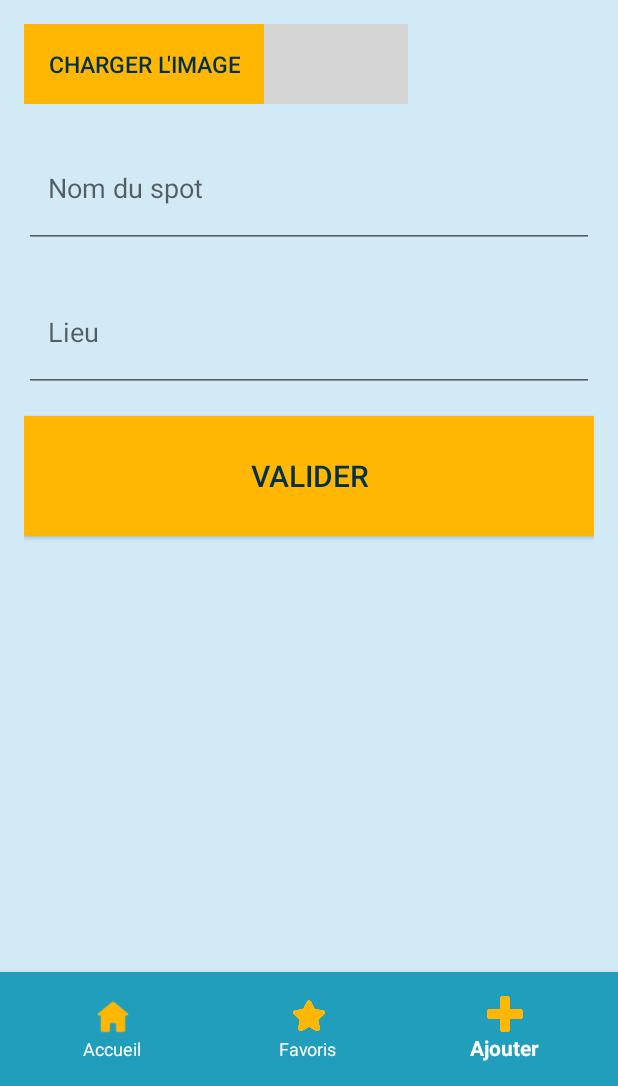
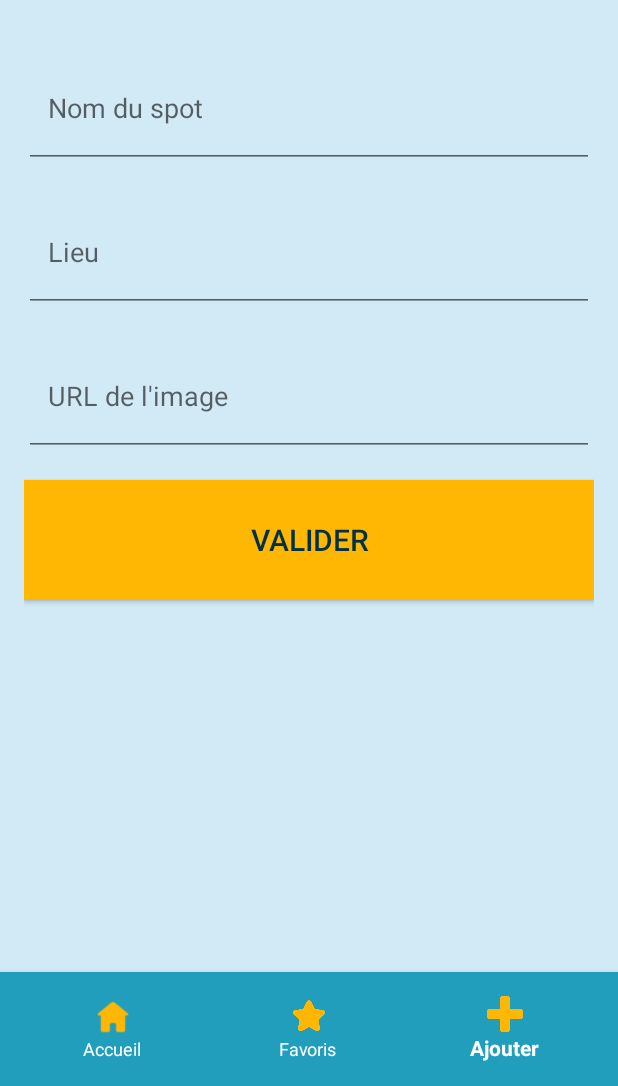
Before and after one commit to adatechschool/projet-collectif-mobile-front-crom, an Android app: the screen it shows after launch (MainActivity), item 3 of the bottom bar chosen, on a phone screen of 412 x 824 dp, the part 150-1236 px from its top. Run offline under Robolectric (Android 15) with nearby library versions, the light colour scheme and no system bars; pictures from the network do not load; grey boxes are pictures that could not be loaded.

Commit message:
ajout d'un spot fonctionnel

```diff
--- a/app/src/main/java/com/example/bestsurfspots/fragments/AddSpotFragment.kt
+++ b/app/src/main/java/com/example/bestsurfspots/fragments/AddSpotFragment.kt
@@ -1,16 +1,90 @@
 package com.example.bestsurfspots.fragments
 
 import android.os.Bundle
+import android.util.Log
 import android.view.LayoutInflater
 import android.view.View
 import android.view.ViewGroup
+import android.widget.Button
+import android.widget.EditText
+import android.widget.Toast
 import androidx.fragment.app.Fragment
 import com.example.bestsurfspots.R
+import com.example.bestsurfspots.models.Spot
+import com.example.bestsurfspots.utils.MyApi
+import com.google.gson.Gson
+import okhttp3.MediaType
+import okhttp3.RequestBody
+import retrofit2.Call
+import retrofit2.Callback
+import retrofit2.Response
+import retrofit2.Retrofit
+import retrofit2.converter.gson.GsonConverterFactory
 
-class AddSpotFragment : Fragment(){
 
-    override fun onCreateView(inflater: LayoutInflater, container: ViewGroup?, savedInstanceState: Bundle?
+class AddSpotFragment : Fragment() {
+
+    override fun onCreateView(
+        inflater: LayoutInflater, container: ViewGroup?, savedInstanceState: Bundle?
     ): View? {
-        return inflater?.inflate(R.layout.fragment_add_spot, container, false)
+        return inflater.inflate(R.layout.fragment_add_spot, container, false)
+    }
+
+    override fun onViewCreated(view: View, savedInstanceState: Bundle?) {
+        super.onViewCreated(view, savedInstanceState)
+
+        val addSpotButton = view.findViewById<Button>(R.id.add_spot_page_button_submit)
+
+        addSpotButton.setOnClickListener {
+            // Handle button click here
+            handleButtonClick()
+        }
+    }
+
+    private fun handleButtonClick() {
+        // récupérer les inputs
+        val destination = view?.findViewById<EditText>(R.id.add_spot_page_input_destination)
+        val address = view?.findViewById<EditText>(R.id.add_spot_page_input_address)
+        val photoURL = view?.findViewById<EditText>(R.id.add_spot_page_input_photoURL)
+
+        // les mettre dans un objet Spot en format json
+        val spot = Spot(
+            destination?.text.toString(),
+            photoURL?.text.toString(),
+            address?.text.toString()
+        )
+
+        val json = Gson().toJson(spot)
+
+        // faire une requete post avec retrofit
+        addSpot(json)
+
+        // afficher un toast pour dire que le spot a été ajouté
+        Toast.makeText(context, "Votre spot a bien été ajouté !", Toast.LENGTH_SHORT).show()
+    }
+
+    private fun addSpot(json: String) {
+        val api = Retrofit.Builder()
+            .baseUrl("http://10.0.2.2:8080/")
+            .addConverterFactory(GsonConverterFactory.create())
+            .build()
+            .create(MyApi::class.java)
+
+        // Ajoutez le header "Content-Type: application/json"
+        val requestBody = RequestBody.create(MediaType.parse("application/json"), json)
+
+        api.addSpot(requestBody).enqueue(object : Callback<Spot> {
+            override fun onResponse(call: Call<Spot>, response: Response<Spot>) {
+                if (response.isSuccessful) {
+                    Log.d("AddSpotFragment", "Spot added")
+                } else {
+                    Log.d("AddSpotFragment", "Error: ${response.code()}")
+                }
+            }
+
+            override fun onFailure(call: Call<Spot>, t: Throwable) {
+                Log.d("AddSpotFragment", "Error: ${t.message}")
+            }
+        })
     }
 }
--- a/app/src/main/java/com/example/bestsurfspots/fragments/HomePageFragment.kt
+++ b/app/src/main/java/com/example/bestsurfspots/fragments/HomePageFragment.kt
@@ -6,6 +6,7 @@ import android.view.LayoutInflater
 import android.view.View
 import android.view.ViewGroup
 import androidx.fragment.app.Fragment
+import androidx.lifecycle.lifecycleScope
 import androidx.recyclerview.widget.RecyclerView
 import com.delasign.samplestarterproject.utils.ReadJSONFromAssets
 import com.example.bestsurfspots.MainActivity
@@ -14,28 +15,37 @@ import com.example.bestsurfspots.adapter.SpotAdapter
 import com.example.bestsurfspots.models.Spot
 import com.example.bestsurfspots.utils.MyApi
 import com.google.gson.Gson
+import kotlinx.coroutines.Dispatchers
+import kotlinx.coroutines.launch
 import retrofit2.Call
 import retrofit2.Callback
 import retrofit2.Response
 import retrofit2.Retrofit
 import retrofit2.converter.gson.GsonConverterFactory
 
-class HomePageFragment (
-    private val context : MainActivity
-): Fragment(
-) {
-    private var spotList: List<Spot> = emptyList()  // Initialize as an empty list
-    override fun onCreateView(inflater: LayoutInflater, container: ViewGroup?, savedInstanceState: Bundle?): View? {
-        val view = inflater.inflate(R.layout.fragment_homepage, container, false)
+class HomePageFragment(private val context: MainActivity) : Fragment() {
+    private var spotList: List<Spot> = emptyList()
+    private lateinit var rootView: View  // Property to store the root view
 
-        // Update the spotList with the response from the API
-        getAllSpots()
+    override fun onCreateView(
+        inflater: LayoutInflater,
+        container: ViewGroup?,
+        savedInstanceState: Bundle?
+    ): View? {
+        rootView = inflater.inflate(R.layout.fragment_homepage, container, false)
 
-        //recuperer le recyclerview de SpotAdapter
-        val homepageRecyclerView = view.findViewById<RecyclerView>(R.id.homepage_recycler_list)
-        homepageRecyclerView.adapter = SpotAdapter(context, spotList, R.layout.item_spot_list)
+        // Use lifecycleScope.launch to perform the asynchronous operation
+        viewLifecycleOwner.lifecycleScope.launch(Dispatchers.IO) {
+            // Update the spotList with the response from the API
+            getAllSpots()
 
-        return view
+            // Update the RecyclerView adapter with the new data on the main thread
+            launch(Dispatchers.Main) {
+                updateAdapter()
+            }
+        }
+
+        return rootView
     }
 
     private fun getAllSpots() {
@@ -50,7 +60,6 @@ class HomePageFragment (
                 if (response.isSuccessful) {
                     response.body()?.let {
                         spotList = it  // Update spotList with the response
-                        // Notify the adapter that the data has changed
                         updateAdapter()
                     }
                 }
@@ -64,7 +73,8 @@ class HomePageFragment (
 
     private fun updateAdapter() {
         // Update the RecyclerView adapter with the new data
-        val homepageRecyclerView = view?.findViewById<RecyclerView>(R.id.homepage_recycler_list)
-        homepageRecyclerView?.adapter = SpotAdapter(context, spotList, R.layout.item_spot_list)
+        val homepageRecyclerView = rootView.findViewById<RecyclerView>(R.id.homepage_recycler_list)
+        val adapter = SpotAdapter(context, spotList, R.layout.item_spot_list)
+        homepageRecyclerView.adapter = adapter
     }
 }
--- a/app/src/main/java/com/example/bestsurfspots/models/Spot.kt
+++ b/app/src/main/java/com/example/bestsurfspots/models/Spot.kt
@@ -6,3 +6,6 @@ package com.example.bestsurfspots.models
             val PhotoURL : String,
             val Address : String
     )
+    {
+
+        }
--- a/app/src/main/java/com/example/bestsurfspots/utils/MyApi.kt
+++ b/app/src/main/java/com/example/bestsurfspots/utils/MyApi.kt
@@ -1,10 +1,18 @@
 package com.example.bestsurfspots.utils
 
 import com.example.bestsurfspots.models.Spot
+import okhttp3.RequestBody
 import retrofit2.Call
+import retrofit2.http.Body
 import retrofit2.http.GET
+import retrofit2.http.POST
 
 interface MyApi {
     @GET("spots")  // Replace with the actual endpoint path
     fun getSpots() : Call<List<Spot>>
+
+    @POST("spot")
+    fun addSpot(@Body spot: RequestBody) : Call<Spot>
+
+
 }
--- a/app/src/main/res/layout/fragment_add_spot.xml
+++ b/app/src/main/res/layout/fragment_add_spot.xml
@@ -1,12 +1,14 @@
 <?xml version="1.0" encoding="utf-8"?>
 <LinearLayout xmlns:android="http://schemas.android.com/apk/res/android"
     xmlns:app="http://schemas.android.com/apk/res-auto"
+    xmlns:tools="http://schemas.android.com/tools"
+    tools:context="com.example.bestsurfspots.MainActivity"
     android:orientation="vertical"
     android:layout_width="match_parent"
     android:layout_height="match_parent"
     android:layout_margin="@dimen/fab_margin">
 
-    <LinearLayout
+<!--    <LinearLayout
         android:layout_width="match_parent"
         android:layout_height="wrap_content">
 
@@ -27,9 +29,10 @@
             android:src="@drawable/nazare"
             />
 
-    </LinearLayout>
+    </LinearLayout>-->
 
     <EditText
+        android:id="@+id/add_spot_page_input_destination"
         android:layout_height="80dp"
         android:layout_width="match_parent"
         android:hint="@string/add_spot_page_input_name"
@@ -38,13 +41,23 @@
 
 
     <EditText
+        android:id="@+id/add_spot_page_input_address"
         android:layout_height="80dp"
         android:layout_width="match_parent"
         android:hint="@string/add_spot_page_input_place"
         android:paddingLeft="@dimen/fab_margin"
         android:layout_marginTop="@dimen/fab_margin"/>
 
+    <EditText
+        android:id="@+id/add_spot_page_input_photoURL"
+        android:layout_height="80dp"
+        android:layout_width="match_parent"
+        android:hint="@string/add_spot_page_input_imageURL"
+        android:paddingLeft="@dimen/fab_margin"
+        android:layout_marginTop="@dimen/fab_margin"/>
+
     <Button
+        android:id="@+id/add_spot_page_button_submit"
         android:layout_width="match_parent"
         android:layout_height="80dp"
         android:layout_marginTop="@dimen/fab_margin"
--- a/app/src/main/res/values/strings.xml
+++ b/app/src/main/res/values/strings.xml
@@ -21,6 +21,7 @@
     <!-- Add Spot Page -->
     <string name="add_spot_page_title">AJOUTER UN SPOT</string>
     <string name="add_spot_page_upload_button">Charger l\'image</string>
+    <string name="add_spot_page_input_imageURL">URL de l\'image</string>
     <string name="add_spot_page_input_name">Nom du spot</string>
     <string name="add_spot_page_input_place">Lieu</string>
     <string name="add_spot_page_button_submit">Valider</string>
```
